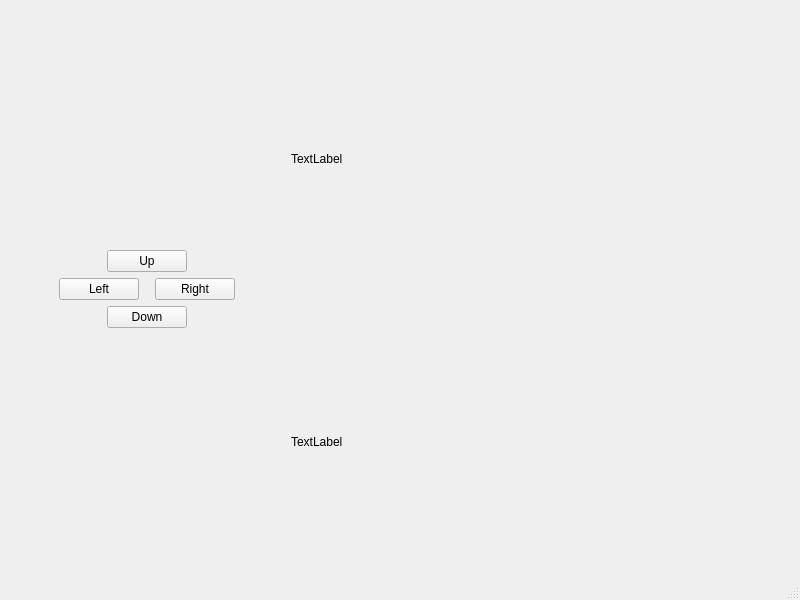
This is 20241135_CS4076_Project/mainwindow.ui in TheCaister/CS4076_Project as Qt 5 draws it before an edit. The edited form follows.
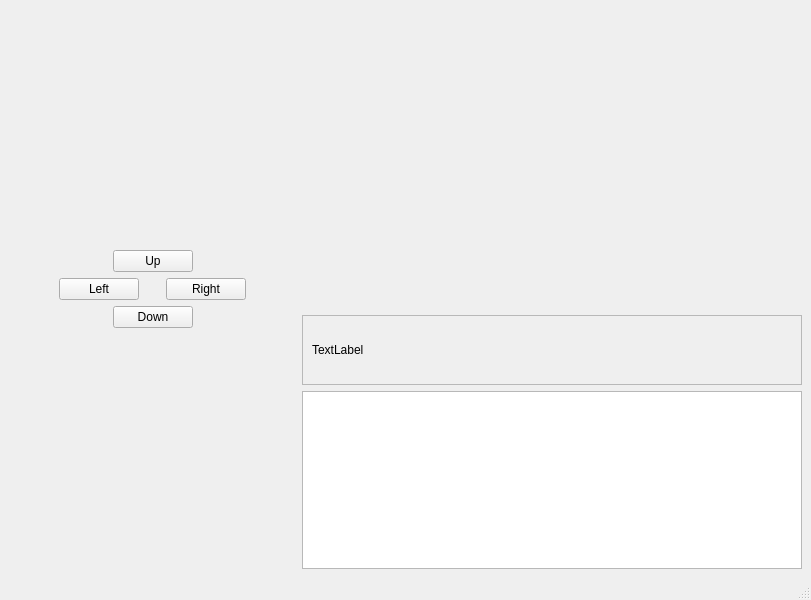
This is the edited form. Icons and pictures are not drawn.

Commit message: Adding input, output and images

Patch:
```diff
--- a/20241135_CS4076_Project/mainwindow.ui
+++ b/20241135_CS4076_Project/mainwindow.ui
@@ -6,7 +6,7 @@
    <rect>
     <x>0</x>
     <y>0</y>
-    <width>800</width>
+    <width>811</width>
     <height>600</height>
    </rect>
   </property>
@@ -19,6 +19,9 @@
      <layout class="QHBoxLayout" name="horizontalLayout">
       <item>
        <layout class="QVBoxLayout" name="verticalLayout_4">
+        <property name="sizeConstraint">
+         <enum>QLayout::SetDefaultConstraint</enum>
+        </property>
         <property name="leftMargin">
          <number>50</number>
         </property>
@@ -173,17 +176,49 @@
            </size>
           </property>
           <property name="text">
-           <string>TextLabel</string>
+           <string>&lt;html&gt;&lt;head/&gt;&lt;body&gt;&lt;p&gt;&lt;img src=&quot;:/img/img/cave.jpg&quot;/&gt;&lt;/p&gt;&lt;/body&gt;&lt;/html&gt;</string>
           </property>
          </widget>
         </item>
         <item>
-         <widget class="QLabel" name="label">
-          <property name="text">
-           <string>TextLabel</string>
+         <widget class="QScrollArea" name="scrollArea">
+          <property name="widgetResizable">
+           <bool>true</bool>
           </property>
+          <widget class="QWidget" name="scrollAreaWidgetContents">
+           <property name="geometry">
+            <rect>
+             <x>0</x>
+             <y>0</y>
+             <width>498</width>
+             <height>83</height>
+            </rect>
+           </property>
+           <layout class="QGridLayout" name="gridLayout">
+            <item row="0" column="0">
+             <layout class="QVBoxLayout" name="verticalLayout_5">
+              <item>
+               <widget class="QLabel" name="outputConsole">
+                <property name="sizePolicy">
+                 <sizepolicy hsizetype="Preferred" vsizetype="Preferred">
+                  <horstretch>0</horstretch>
+                  <verstretch>0</verstretch>
+                 </sizepolicy>
+                </property>
+                <property name="text">
+                 <string>TextLabel</string>
+                </property>
+               </widget>
+              </item>
+             </layout>
+            </item>
+           </layout>
+          </widget>
          </widget>
         </item>
+        <item>
+         <widget class="QTextEdit" name="input"/>
+        </item>
        </layout>
       </item>
      </layout>
```
Left out of the diff: 4 changed lines with no effect on the pictures. The commit also changes 11 other files.
